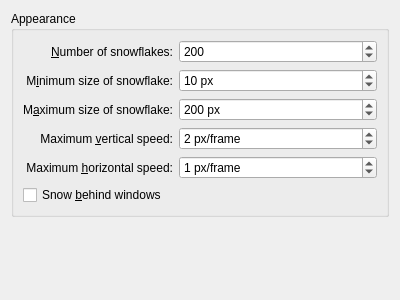
This is effects/snow/snow_config.ui in KDE/kwin as Qt 5 draws it before an edit. The edited form follows.
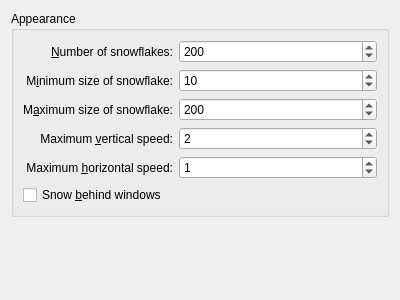
This is the edited form. Custom widgets are drawn as their Qt base class.

Commit message: Use KIntSpinBox instead of QSpinBox for better integration with KDE. As a bonus this allows to use plural suffix in spinboxes since KDE 4.3 if necessary.

Patch:
```diff
--- a/effects/snow/snow_config.ui
+++ b/effects/snow/snow_config.ui
@@ -66,9 +66,6 @@
           <verstretch>0</verstretch>
          </sizepolicy>
         </property>
-        <property name="suffix" >
-         <string> px</string>
-        </property>
         <property name="maximum" >
          <number>30</number>
         </property>
@@ -98,9 +95,6 @@
           <verstretch>0</verstretch>
          </sizepolicy>
         </property>
-        <property name="suffix" >
-         <string> px</string>
-        </property>
         <property name="maximum" >
          <number>1000</number>
         </property>
@@ -130,9 +124,6 @@
           <verstretch>0</verstretch>
          </sizepolicy>
         </property>
-        <property name="suffix" >
-         <string> px/frame</string>
-        </property>
         <property name="minimum" >
          <number>1</number>
         </property>
@@ -165,9 +156,6 @@
           <verstretch>0</verstretch>
          </sizepolicy>
         </property>
-        <property name="suffix" >
-         <string> px/frame</string>
-        </property>
         <property name="minimum" >
          <number>0</number>
         </property>
@@ -195,6 +183,11 @@
   </layout>
  </widget>
  <customwidgets>
+  <customwidget>
+   <class>KIntSpinBox</class>
+   <extends>QSpinBox</extends>
+   <header>knuminput.h</header>
+  </customwidget>
   <customwidget>
    <class>KWin::GlobalShortcutsEditor</class>
    <extends>QWidget</extends>
```
Left out of the diff: 10 changed lines with no effect on the pictures. The commit also changes 28 other files.
